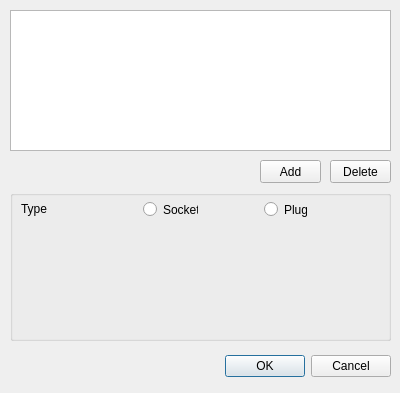
Before: the Qt Designer form connector_info.ui in go2net/PythonBlocks, drawn with Qt 5.
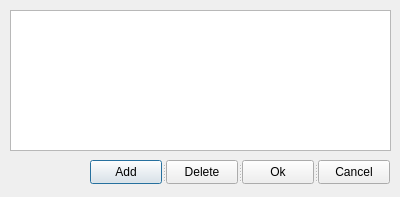
After: the same form once the commit is applied. Icons and pictures are not drawn.

What changed in the file:
```diff
--- a/connector_info.ui
+++ b/connector_info.ui
@@ -7,28 +7,12 @@
     <x>0</x>
     <y>0</y>
     <width>400</width>
-    <height>393</height>
+    <height>197</height>
    </rect>
   </property>
   <property name="windowTitle">
    <string>Connector Configuration</string>
   </property>
-  <widget class="QDialogButtonBox" name="buttonBox">
-   <property name="geometry">
-    <rect>
-     <x>50</x>
-     <y>350</y>
-     <width>341</width>
-     <height>32</height>
-    </rect>
-   </property>
-   <property name="orientation">
-    <enum>Qt::Horizontal</enum>
-   </property>
-   <property name="standardButtons">
-    <set>QDialogButtonBox::Cancel|QDialogButtonBox::Ok</set>
-   </property>
-  </widget>
   <widget class="QTableView" name="tableView">
    <property name="geometry">
     <rect>
@@ -42,92 +26,43 @@
     <string notr="true"/>
    </property>
   </widget>
-  <widget class="QPushButton" name="pushButton">
+  <widget class="QSplitter" name="splitter">
    <property name="geometry">
     <rect>
-     <x>260</x>
+     <x>90</x>
      <y>160</y>
-     <width>61</width>
-     <height>23</height>
+     <width>300</width>
+     <height>24</height>
     </rect>
    </property>
-   <property name="text">
-    <string>Add</string>
+   <property name="orientation">
+    <enum>Qt::Horizontal</enum>
    </property>
-   <property name="icon">
-    <iconset>
-     <normaloff>resource/android-my-library-add-16-000000.png</normaloff>resource/android-my-library-add-16-000000.png</iconset>
-   </property>
-   <property name="flat">
-    <bool>false</bool>
-   </property>
-  </widget>
-  <widget class="QPushButton" name="pushButton_2">
-   <property name="geometry">
-    <rect>
-     <x>330</x>
-     <y>160</y>
-     <width>61</width>
-     <height>23</height>
-    </rect>
-   </property>
-   <property name="text">
-    <string>Delete</string>
-   </property>
-   <property name="icon">
-    <iconset>
-     <normaloff>resource/16x16-black-white-metro-delete-icon.png</normaloff>resource/16x16-black-white-metro-delete-icon.png</iconset>
-   </property>
-  </widget>
-  <widget class="QGroupBox" name="groupBox">
-   <property name="geometry">
-    <rect>
-     <x>10</x>
-     <y>190</y>
-     <width>381</width>
-     <height>151</height>
-    </rect>
-   </property>
-   <property name="title">
-    <string/>
-   </property>
-   <widget class="QLabel" name="label">
-    <property name="geometry">
-     <rect>
-      <x>11</x>
-      <y>11</y>
-      <width>27</width>
-      <height>16</height>
-     </rect>
-    </property>
+   <widget class="QPushButton" name="pushButton">
     <property name="text">
-     <string>Type:</string>
+     <string>Add</string>
     </property>
-   </widget>
-   <widget class="QRadioButton" name="radioButton">
-    <property name="geometry">
-     <rect>
-      <x>133</x>
-      <y>11</y>
-      <width>55</width>
-      <height>17</height>
-     </rect>
+    <property name="icon">
+     <iconset>
+      <normaloff>resource/android-my-library-add-16-000000.png</normaloff>resource/android-my-library-add-16-000000.png</iconset>
     </property>
+    <property name="flat">
+     <bool>false</bool>
+    </property>
+   </widget>
+   <widget class="QPushButton" name="pushButton_2">
     <property name="text">
-     <string>Socket</string>
+     <string>Delete</string>
     </property>
    </widget>
-   <widget class="QRadioButton" name="radioButton_2">
-    <property name="geometry">
-     <rect>
-      <x>254</x>
-      <y>11</y>
-      <width>43</width>
-      <height>17</height>
-     </rect>
+   <widget class="QPushButton" name="pushButton_3">
+    <property name="text">
+     <string>Ok</string>
     </property>
+   </widget>
+   <widget class="QPushButton" name="pushButton_4">
     <property name="text">
-     <string>Plug</string>
+     <string>Cancel</string>
     </property>
    </widget>
   </widget>
```
Left out of the diff: 39 changed lines with no effect on the pictures.
